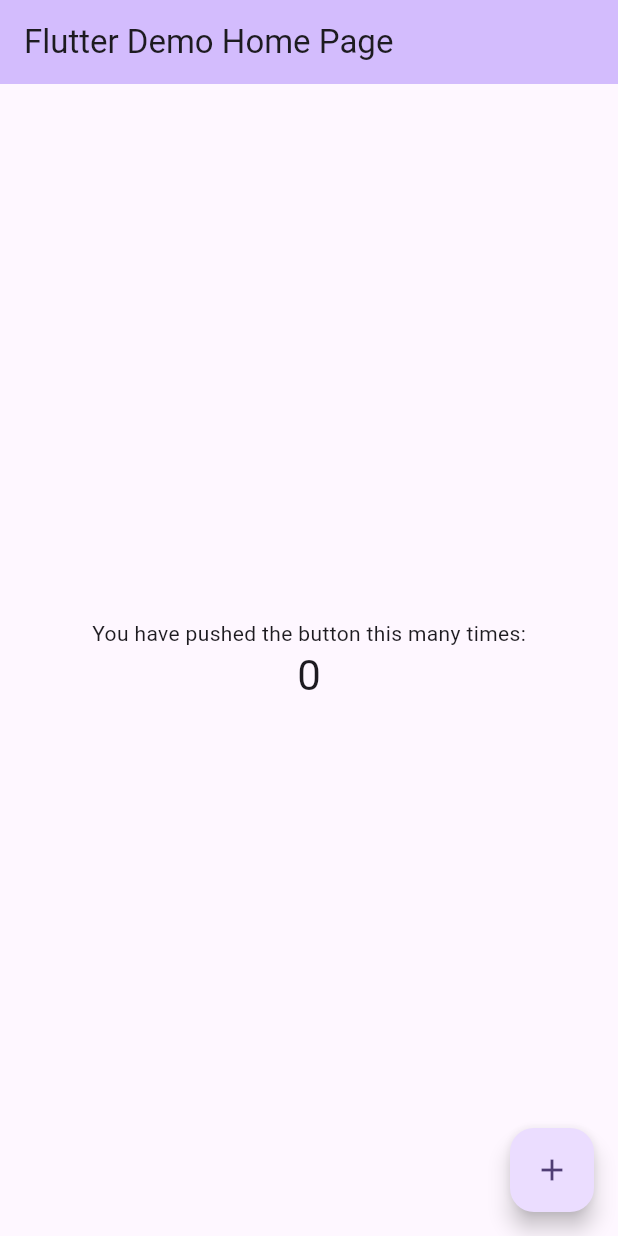
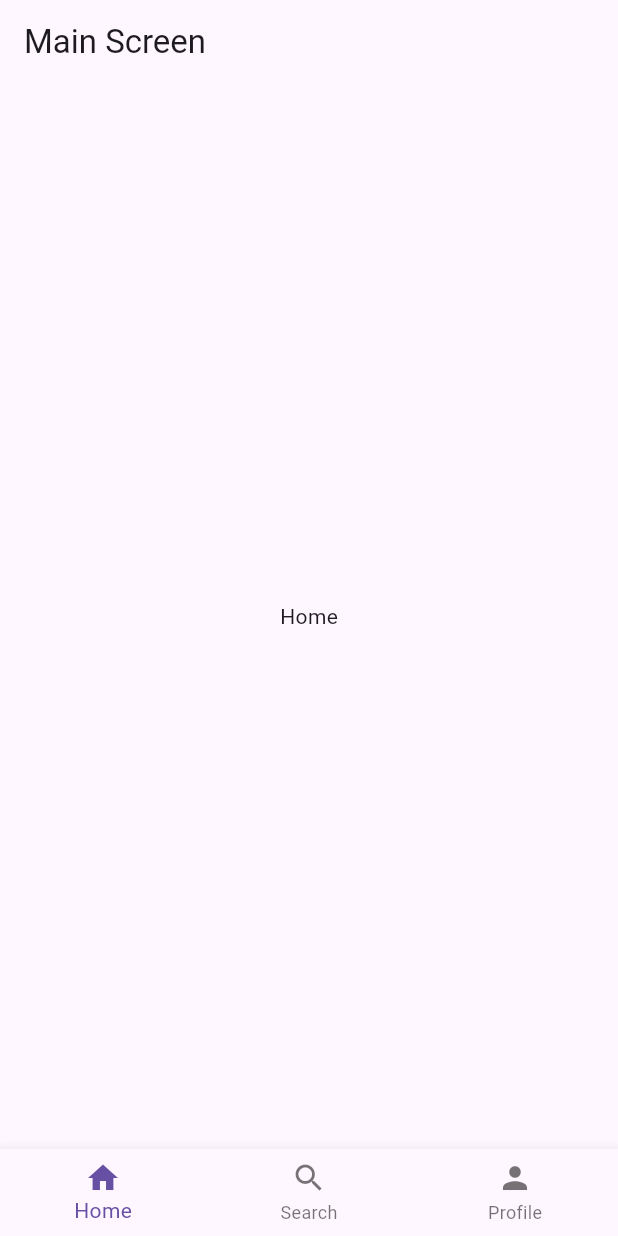
Before and after one commit to MaximSvid/flutter_bottom_nav, a Flutter app: the screen it shows after launch, on a phone screen of 412 x 824 dp. Run offline on Flutter 3.47's test engine with Material 3 defaults, Android fonts, the phone set to English and light mode, and no system bars.

Commit message:
bottom navigation standart

```diff
--- a/lib/main.dart
+++ b/lib/main.dart
@@ -1,122 +1,19 @@
 import 'package:flutter/material.dart';
+import 'package:flutter_buttom_nav/navigation/main_screen.dart';
 
+/// test
 void main() {
   runApp(const MyApp());
 }
 
 class MyApp extends StatelessWidget {
   const MyApp({super.key});
-
-  // This widget is the root of your application.
   @override
   Widget build(BuildContext context) {
     return MaterialApp(
       title: 'Flutter Demo',
-      theme: ThemeData(
-        // This is the theme of your application.
-        //
-        // TRY THIS: Try running your application with "flutter run". You'll see
-        // the application has a purple toolbar. Then, without quitting the app,
-        // try changing the seedColor in the colorScheme below to Colors.green
-        // and then invoke "hot reload" (save your changes or press the "hot
-        // reload" button in a Flutter-supported IDE, or press "r" if you used
-        // the command line to start the app).
-        //
-        // Notice that the counter didn't reset back to zero; the application
-        // state is not lost during the reload. To reset the state, use hot
-        // restart instead.
-        //
-        // This works for code too, not just values: Most code changes can be
-        // tested with just a hot reload.
-        colorScheme: ColorScheme.fromSeed(seedColor: Colors.deepPurple),
-      ),
-      home: const MyHomePage(title: 'Flutter Demo Home Page'),
+      theme: ThemeData(primarySwatch: Colors.blue),
+      home: const MainScreen(),
     );
   }
 }
-
-class MyHomePage extends StatefulWidget {
-  const MyHomePage({super.key, required this.title});
-
-  // This widget is the home page of your application. It is stateful, meaning
-  // that it has a State object (defined below) that contains fields that affect
-  // how it looks.
-
-  // This class is the configuration for the state. It holds the values (in this
-  // case the title) provided by the parent (in this case the App widget) and
-  // used by the build method of the State. Fields in a Widget subclass are
-  // always marked "final".
-
-  final String title;
-
-  @override
-  State<MyHomePage> createState() => _MyHomePageState();
-}
-
-class _MyHomePageState extends State<MyHomePage> {
-  int _counter = 0;
-
-  void _incrementCounter() {
-    setState(() {
-      // This call to setState tells the Flutter framework that something has
-      // changed in this State, which causes it to rerun the build method below
-      // so that the display can reflect the updated values. If we changed
-      // _counter without calling setState(), then the build method would not be
-      // called again, and so nothing would appear to happen.
-      _counter++;
-    });
-  }
-
-  @override
-  Widget build(BuildContext context) {
-    // This method is rerun every time setState is called, for instance as done
-    // by the _incrementCounter method above.
-    //
-    // The Flutter framework has been optimized to make rerunning build methods
-    // fast, so that you can just rebuild anything that needs updating rather
-    // than having to individually change instances of widgets.
-    return Scaffold(
-      appBar: AppBar(
-        // TRY THIS: Try changing the color here to a specific color (to
-        // Colors.amber, perhaps?) and trigger a hot reload to see the AppBar
-        // change color while the other colors stay the same.
-        backgroundColor: Theme.of(context).colorScheme.inversePrimary,
-        // Here we take the value from the MyHomePage object that was created by
-        // the App.build method, and use it to set our appbar title.
-        title: Text(widget.title),
-      ),
-      body: Center(
-        // Center is a layout widget. It takes a single child and positions it
-        // in the middle of the parent.
-        child: Column(
-          // Column is also a layout widget. It takes a list of children and
-          // arranges them vertically. By default, it sizes itself to fit its
-          // children horizontally, and tries to be as tall as its parent.
-          //
-          // Column has various properties to control how it sizes itself and
-          // how it positions its children. Here we use mainAxisAlignment to
-          // center the children vertically; the main axis here is the vertical
-          // axis because Columns are vertical (the cross axis would be
-          // horizontal).
-          //
-          // TRY THIS: Invoke "debug painting" (choose the "Toggle Debug Paint"
-          // action in the IDE, or press "p" in the console), to see the
-          // wireframe for each widget.
-          mainAxisAlignment: MainAxisAlignment.center,
-          children: <Widget>[
-            const Text('You have pushed the button this many times:'),
-            Text(
-              '$_counter',
-              style: Theme.of(context).textTheme.headlineMedium,
-            ),
-          ],
-        ),
-      ),
-      floatingActionButton: FloatingActionButton(
-        onPressed: _incrementCounter,
-        tooltip: 'Increment',
-        child: const Icon(Icons.add),
-      ), // This trailing comma makes auto-formatting nicer for build methods.
-    );
-  }
-}
--- /dev/null
+++ b/lib/navigation/main_screen.dart
@@ -0,0 +1,81 @@
+import 'package:flutter/material.dart';
+
+class MainScreen extends StatefulWidget {
+  const MainScreen({super.key});
+
+  @override
+  State<MainScreen> createState() => _MainScreenState();
+}
+
+class _MainScreenState extends State<MainScreen> {
+  int _selectedIndex = 0;
+
+  final List<GlobalKey<NavigatorState>> _navigatorKeys = [
+    GlobalKey<NavigatorState>(),
+    GlobalKey<NavigatorState>(),
+    GlobalKey<NavigatorState>(),
+  ];
+
+  void _onItemTapped(int index) {
+    setState(() {
+      _selectedIndex = index;
+    });
+  }
+
+  @override
+  Widget build(BuildContext context) {
+    return PopScope(
+      canPop: false,
+      onPopInvoked: (bool didPop) async {
+        if (didPop) {
+          return;
+        }
+        final navigator = _navigatorKeys[_selectedIndex].currentState;
+        if (navigator != null && navigator.canPop()) {
+          navigator.pop();
+        }
+      },
+      child: Scaffold(
+        appBar: AppBar(title: const Text('Main Screen')),
+        body: IndexedStack(
+          index: _selectedIndex,
+          children: [
+            Navigator(
+              key: _navigatorKeys[0],
+              onGenerateRoute: (routeSettings) {
+                return MaterialPageRoute(
+                  builder: (context) => const Center(child: Text('Home')),
+                );
+              },
+            ),
+            Navigator(
+              key: _navigatorKeys[1],
+              onGenerateRoute: (routeSettings) {
+                return MaterialPageRoute(
+                  builder: (context) => const Center(child: Text('Search')),
+                );
+              },
+            ),
+            Navigator(
+              key: _navigatorKeys[2],
+              onGenerateRoute: (routeSettings) {
+                return MaterialPageRoute(
+                  builder: (context) => const Center(child: Text('Profile')),
+                );
+              },
+            ),
+          ],
+        ),
+        bottomNavigationBar: BottomNavigationBar(
+          items: const [
+            BottomNavigationBarItem(icon: Icon(Icons.home), label: 'Home'),
+            BottomNavigationBarItem(icon: Icon(Icons.search), label: 'Search'),
+            BottomNavigationBarItem(icon: Icon(Icons.person), label: 'Profile'),
+          ],
+          currentIndex: _selectedIndex,
+          onTap: _onItemTapped,
+        ),
+      ),
+    );
+  }
+}
```
Also changed, not shown: lib/navigation/navigation_stack.dart (added, +22 -0 lines), lib/screens/detail_profile_screen.dart (added, +22 -0 lines), lib/screens/home_screen.dart (added, +23 -0 lines), lib/screens/list_screen.dart (added, +23 -0 lines), lib/screens/profile_screen.dart (added, +28 -0 lines).
